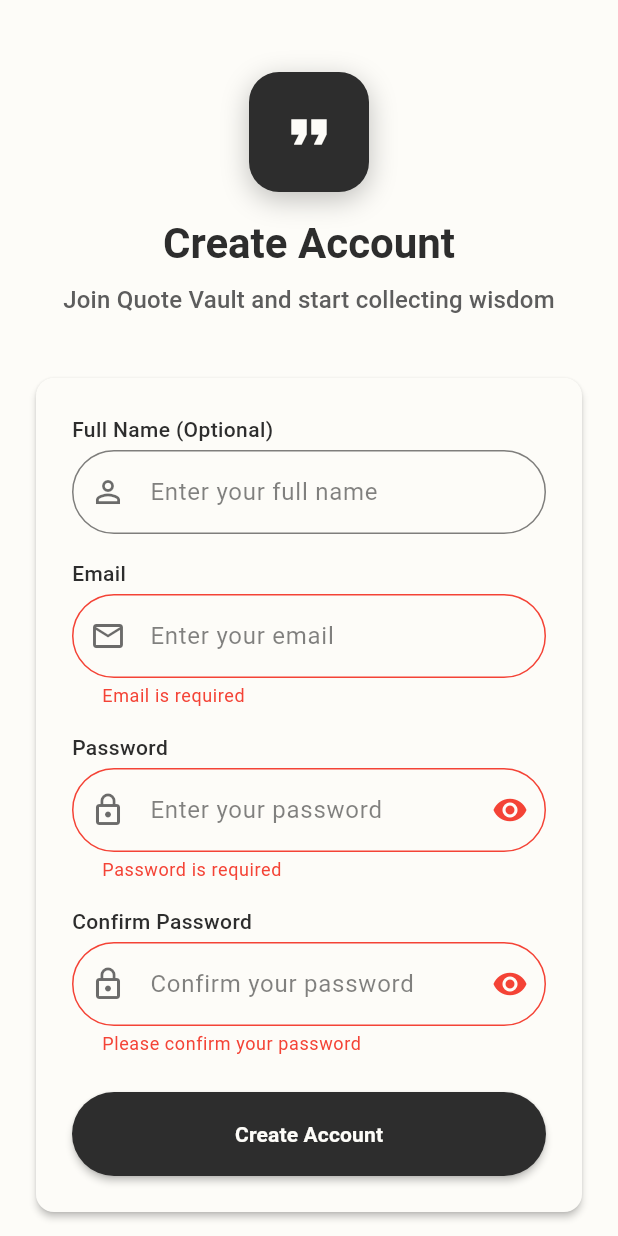
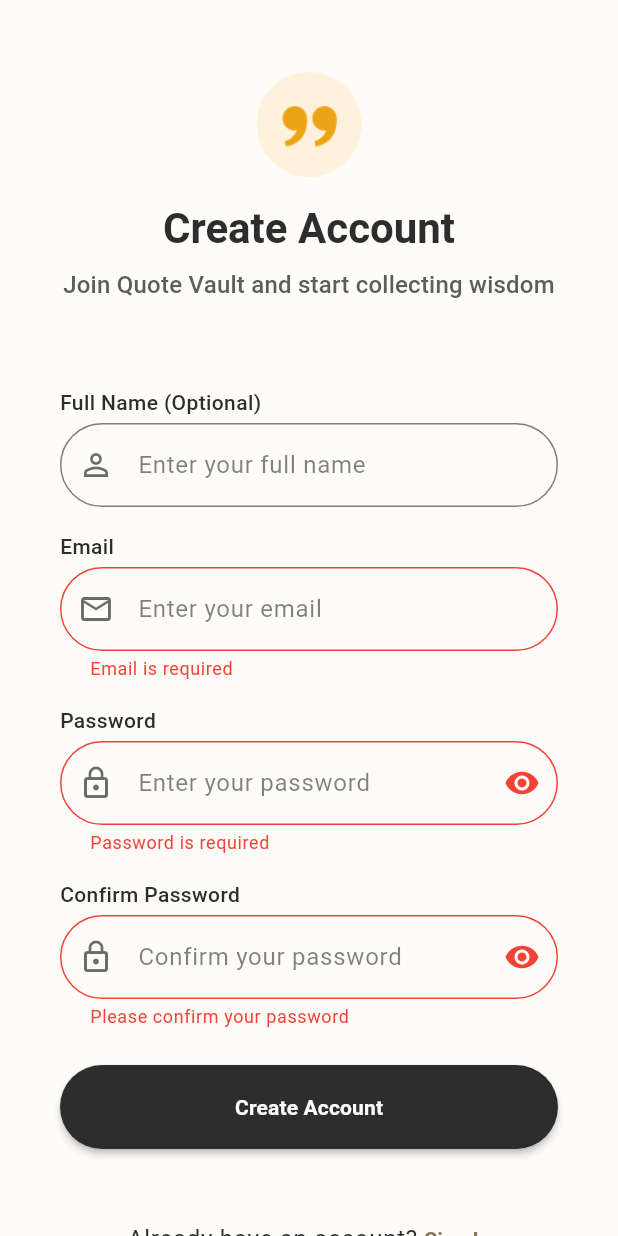
Before and after one commit to akshayxemo/quote-vault, a Flutter app: the screen it shows after launch, after a tap on "Forgot Password ?", after a tap on "Create Account", on a phone screen of 412 x 824 dp. Run offline on Flutter 3.47's test engine with Material 3 defaults, Android fonts, the phone set to English and light mode, and no system bars; our stand-ins replace dartz, equatable, flutter_bloc, get_it, go_router, shared_preferences and 1 more; accounts and stored records are empty.

Commit message:
sign up UI fixes and authenticated redirect to home

```diff
--- a/lib/presentation/screens/auth/signup_screen.dart
+++ b/lib/presentation/screens/auth/signup_screen.dart
@@ -91,26 +91,7 @@ class _SignUpScreenState extends State<SignUpScreen> {
     return Column(
       children: [
         // App Logo/Icon
-        Container(
-          width: 80,
-          height: 80,
-          decoration: BoxDecoration(
-            color: Theme.of(context).colorScheme.primary,
-            borderRadius: BorderRadius.circular(20),
-            boxShadow: [
-              BoxShadow(
-                color: Theme.of(context).colorScheme.primary.withValues(alpha: 0.3),
-                blurRadius: 15,
-                offset: const Offset(0, 5),
-              ),
-            ],
-          ),
-          child: Icon(
-            Icons.format_quote,
-            size: 40,
-            color: Theme.of(context).colorScheme.onPrimary,
-          ),
-        ),
+        Image.asset("assets/images/logo.png", height: 70, width: 70),
 
         const SizedBox(height: AppConstants.mediumSpacing),
 
@@ -133,7 +114,7 @@ class _SignUpScreenState extends State<SignUpScreen> {
   }
 
   Widget _buildSignUpForm() {
-    return CustomCard(
+    return Padding(
       padding: const EdgeInsets.all(AppConstants.largeSpacing),
       child: Form(
         key: _formKey,
@@ -198,7 +179,9 @@ class _SignUpScreenState extends State<SignUpScreen> {
               textInputAction: TextInputAction.done,
               suffixIcon: IconButton(
                 icon: Icon(
-                  _obscureConfirmPassword ? Icons.visibility : Icons.visibility_off,
+                  _obscureConfirmPassword
+                      ? Icons.visibility
+                      : Icons.visibility_off,
                 ),
                 onPressed: () {
                   setState(() {
@@ -249,7 +232,9 @@ class _SignUpScreenState extends State<SignUpScreen> {
       return 'Email is required';
     }
 
-    final emailRegex = RegExp(r'^[a-zA-Z0-9._%+-]+@[a-zA-Z0-9.-]+\.[a-zA-Z]{2,}$');
+    final emailRegex = RegExp(
+      r'^[a-zA-Z0-9._%+-]+@[a-zA-Z0-9.-]+\.[a-zA-Z]{2,}$',
+    );
     if (!emailRegex.hasMatch(value)) {
       return 'Please enter a valid email';
     }
--- a/lib/presentation/screens/splash/splash_screen.dart
+++ b/lib/presentation/screens/splash/splash_screen.dart
@@ -1,8 +1,11 @@
 import 'package:flutter/material.dart';
+import 'package:flutter_bloc/flutter_bloc.dart';
 import 'package:go_router/go_router.dart';
 import 'package:quote_vault/core/constants/app_constants.dart';
 import 'package:quote_vault/core/theme/text_theme_extension.dart';
 import 'package:quote_vault/core/theme/app_colors.dart';
+import 'package:quote_vault/presentation/bloc/auth/auth_bloc.dart';
+import 'package:quote_vault/presentation/bloc/auth/auth_state.dart';
 import 'package:quote_vault/presentation/widgets/common/themed_text.dart';
 
 class SplashScreen extends StatefulWidget {
@@ -17,12 +20,13 @@ class _SplashScreenState extends State<SplashScreen>
   late AnimationController _animationController;
   late Animation<double> _fadeAnimation;
   late Animation<double> _scaleAnimation;
+  bool _hasNavigated = false;
 
   @override
   void initState() {
     super.initState();
     _initializeAnimations();
-    _navigateToHome();
+    _startMinimumSplashTime();
   }
 
   void _initializeAnimations() {
@@ -50,9 +54,19 @@ class _SplashScreenState extends State<SplashScreen>
     _animationController.forward();
   }
 
-  Future<void> _navigateToHome() async {
+  Future<void> _startMinimumSplashTime() async {
+    // Ensure splash screen shows for at least 3 seconds
     await Future.delayed(const Duration(seconds: 3));
-    if (mounted) {
+    // The BlocListener will handle navigation based on auth state
+  }
+
+  void _navigateBasedOnAuthState(AuthState state) {
+    if (_hasNavigated || !mounted) return;
+
+    _hasNavigated = true;
+    if (state is AuthAuthenticated) {
+      context.go('/home');
+    } else if (state is AuthUnauthenticated) {
       context.go('/signin');
     }
   }
@@ -65,7 +79,16 @@ class _SplashScreenState extends State<SplashScreen>
 
   @override
   Widget build(BuildContext context) {
-    return Scaffold(
+    return BlocListener<AuthBloc, AuthState>(
+      listener: (context, state) {
+        if (state is AuthAuthenticated) {
+          _navigateBasedOnAuthState(state);
+        } else if (state is AuthUnauthenticated) {
+          _navigateBasedOnAuthState(state);
+        }
+        // AuthLoading and AuthInitial states will keep showing splash screen
+      },
+      child: Scaffold(
       backgroundColor: Theme.of(context).scaffoldBackgroundColor,
       body: Container(
         decoration: BoxDecoration(
@@ -169,6 +192,7 @@ class _SplashScreenState extends State<SplashScreen>
           ),
         ),
       ),
+    ),
     );
   }
 }
```
